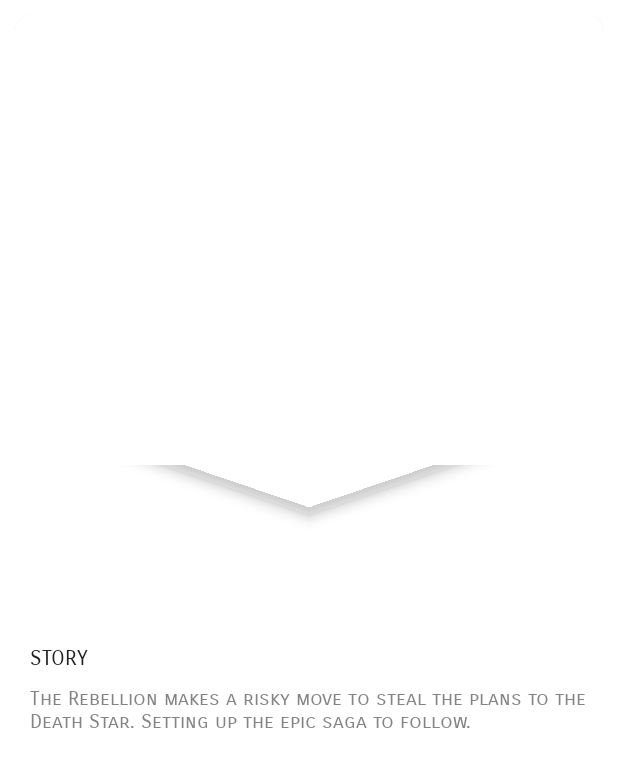
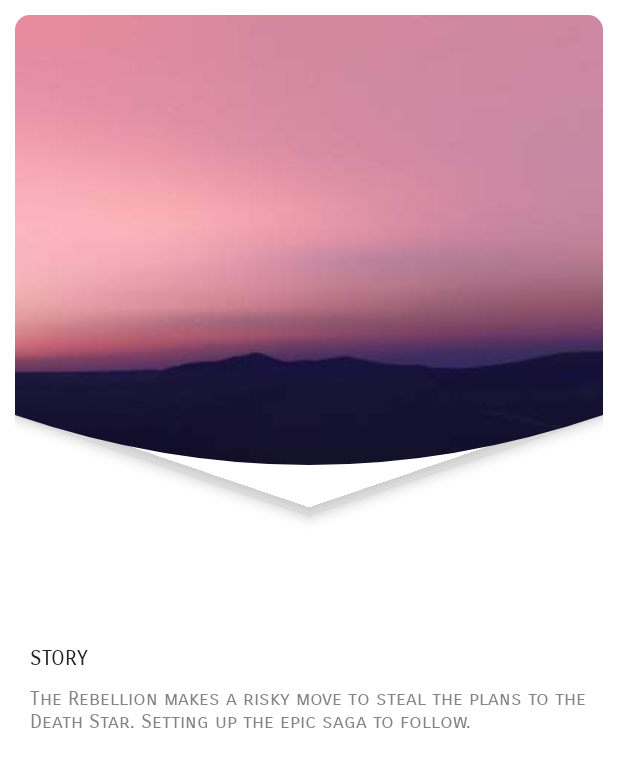
Before and after one commit to developer-shivam/Crescento, an Android app: the screen it shows after launch (SampleOneActivity), on a phone screen of 412 x 824 dp. Shown: the top 767 px of the screen. Run offline under Robolectric (Android 15) with nearby library versions, the phone set to English and light mode, and no system bars; libraries missing offline, so code that uses them is left out: android.support.v7; 1 statement that could not run was skipped.

```diff
--- a/app/src/main/res/layout/activity_main.xml
+++ b/app/src/main/res/layout/activity_main.xml
@@ -8,7 +8,7 @@
     android:background="@android:color/white"
     tools:context="developer.shivam.crescento.MainActivity">
 
-    <developer.shivam.library.CrescentoContainer android:id="@+id/crescentoContainer"
+    <developer.shivam.crescento.CrescentoImageView android:id="@+id/crescentoContainer"
         android:layout_width="match_parent"
         android:layout_height="300dp"
         android:elevation="20dp"
@@ -124,7 +124,7 @@
                     android:textSize="12sp" />
             </RelativeLayout>
         </android.support.v7.widget.CardView>
-    </developer.shivam.library.CrescentoContainer>
+    </developer.shivam.crescento.CrescentoImageView>
 
     <ScrollView
         android:layout_width="match_parent"
--- a/app/src/main/res/layout/activity_sample_one.xml
+++ b/app/src/main/res/layout/activity_sample_one.xml
@@ -1,9 +1,11 @@
 <?xml version="1.0" encoding="utf-8"?>
 <LinearLayout xmlns:android="http://schemas.android.com/apk/res/android"
     xmlns:app="http://schemas.android.com/apk/res-auto"
+    xmlns:tools="http://schemas.android.com/tools"
     android:layout_width="match_parent"
     android:layout_height="match_parent"
     android:background="@android:color/white"
+    tools:targetApi="lollipop"
     android:orientation="vertical">
 
     <android.support.v7.widget.CardView
@@ -19,7 +21,8 @@
             android:layout_height="300dp"
             android:layout_alignParentTop="true"
             android:elevation="5dp"
-            android:background="#FFF"
+            android:src="@drawable/wallpaper2"
+            app:crescentoTintMode="manual"
             android:scaleType="centerCrop" />
 
     </android.support.v7.widget.CardView>
--- a/crescento/src/main/java/developer/shivam/crescento/CrescentoImageView.java
+++ b/crescento/src/main/java/developer/shivam/crescento/CrescentoImageView.java
@@ -4,6 +4,7 @@ import android.annotation.TargetApi;
 import android.content.Context;
 import android.content.res.TypedArray;
 import android.graphics.Bitmap;
+import android.graphics.BitmapFactory;
 import android.graphics.Canvas;
 import android.graphics.Color;
 import android.graphics.Outline;
@@ -13,6 +14,7 @@ import android.graphics.PorterDuff;
 import android.graphics.PorterDuffXfermode;
 import android.graphics.Shader;
 import android.graphics.drawable.BitmapDrawable;
+import android.graphics.drawable.ColorDrawable;
 import android.os.Build;
 import android.support.v4.view.ViewCompat;
 import android.support.v7.graphics.Palette;
@@ -57,7 +59,7 @@ public class CrescentoImageView extends AppCompatImageView {
     /**
      * @param tintMode whether manual or automatic. Default is TintMode.AUTOMATIC.
      */
-    int tintMode = TintMode.AUTOMATIC;
+    int tintMode = TintMode.MANUAL;
 
     /**
      * @param tintPaint color of tint to be applied
@@ -172,9 +174,11 @@ public class CrescentoImageView extends AppCompatImageView {
             pickColorFromBitmap(mBitmap);
         } else {
             if (getBackground() != null) {
-                BitmapDrawable mBitmapDrawable = (BitmapDrawable) getBackground();
-                mBitmap = mBitmapDrawable.getBitmap();
-                pickColorFromBitmap(mBitmap);
+                if (!(getBackground() instanceof ColorDrawable)) {
+                    BitmapDrawable mBitmapDrawable = (BitmapDrawable) getBackground();
+                    mBitmap = mBitmapDrawable.getBitmap();
+                    pickColorFromBitmap(mBitmap);
+                }
             }
         }
     }
@@ -206,9 +210,10 @@ public class CrescentoImageView extends AppCompatImageView {
                 if (tintMode == TintMode.AUTOMATIC) {
                     int defaultColor = 0x000000;
                     tintPaint = new Paint(Paint.ANTI_ALIAS_FLAG);
-                    if (palette.getDarkVibrantColor(defaultColor) != 0) {
+                    if (palette.getDarkMutedColor(defaultColor) != 0) {
+                        System.out.println(palette.getMutedColor(defaultColor));
                         tintPaint.setColor(Color.parseColor("#" + Math.abs(palette.getDarkVibrantColor(defaultColor))));
-                    } else if (palette.getDarkMutedColor(defaultColor) != 0) {
+                    } else if (palette.getDarkVibrantColor(defaultColor) != 0) {
                         System.out.println(palette.getMutedColor(defaultColor));
                         tintPaint.setColor(Color.parseColor("#" + Math.abs(palette.getDarkMutedColor(defaultColor))));
                     } else {
```
Also changed, not shown: 1 other file.
